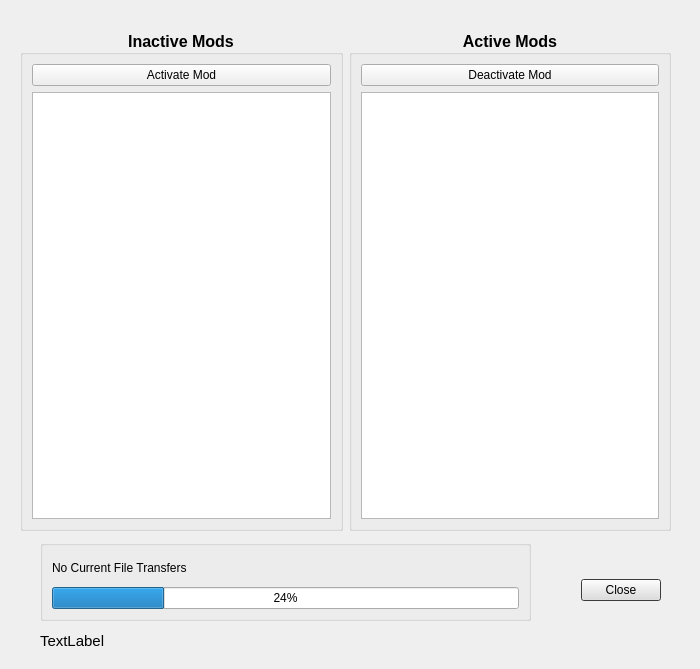
rainmakerv3/BB_Launcher, file modules/ModManager.ui: the form before one commit.
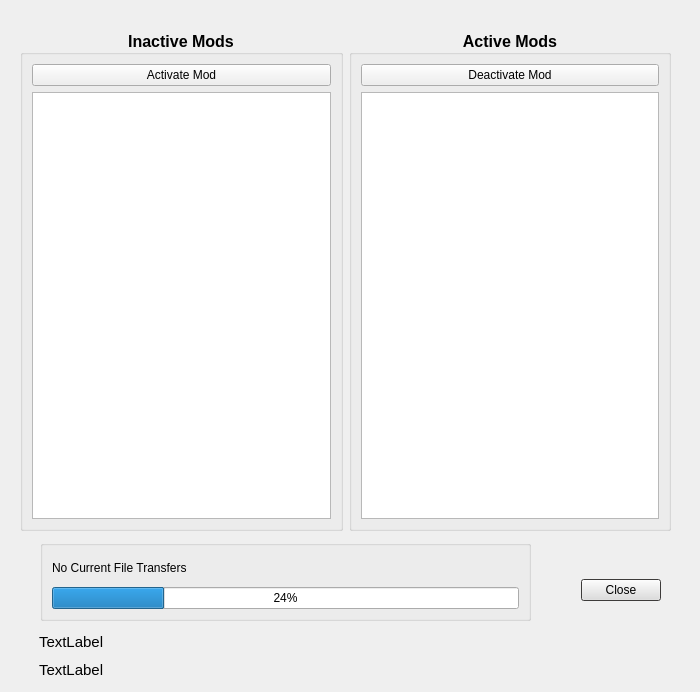
The form after the commit.

Commit message: Add mod install help link

Patch:
```diff
--- a/modules/ModManager.ui
+++ b/modules/ModManager.ui
@@ -7,7 +7,7 @@
     <x>0</x>
     <y>0</y>
     <width>700</width>
-    <height>669</height>
+    <height>692</height>
    </rect>
   </property>
   <property name="windowTitle">
@@ -251,15 +251,18 @@
     <set>QDialogButtonBox::StandardButton::Close</set>
    </property>
   </widget>
-  <widget class="QLabel" name="RecModsLabel">
+  <widget class="QWidget" name="verticalLayoutWidget">
    <property name="geometry">
     <rect>
-     <x>40</x>
+     <x>39</x>
      <y>630</y>
-     <width>401</width>
-     <height>21</height>
+     <width>641</width>
+     <height>51</height>
     </rect>
    </property>
+   <layout class="QVBoxLayout" name="verticalLayout_4">
+    <item>
+     <widget class="QLabel" name="RecModsLabel">
    <property name="font">
     <font>
      <pointsize>11</pointsize>
@@ -272,6 +275,25 @@
    <property name="openExternalLinks">
     <bool>false</bool>
    </property>
+     </widget>
+    </item>
+    <item>
+     <widget class="QLabel" name="ModHelpLabel">
+      <property name="font">
+       <font>
+        <pointsize>11</pointsize>
+        <bold>false</bold>
+       </font>
+      </property>
+      <property name="text">
+       <string>TextLabel</string>
+      </property>
+      <property name="openExternalLinks">
+       <bool>false</bool>
+      </property>
+     </widget>
+    </item>
+   </layout>
   </widget>
  </widget>
  <resources/>
```
Lines whose indentation alone changed are shown as unchanged. The commit also changes 1 other file.
